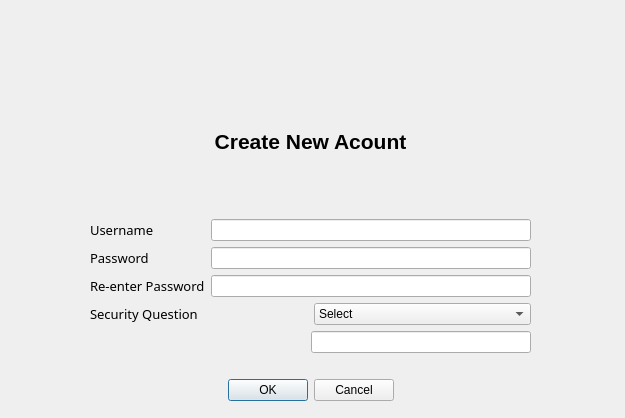
Qt form EZbudget/createnewaccount.ui (IvanInandan/EZBudget) before a commit.
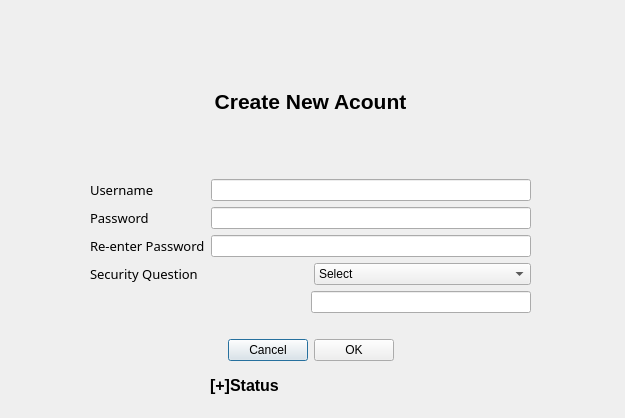
The same form after that commit.

```diff
--- a/EZbudget/createnewaccount.ui
+++ b/EZbudget/createnewaccount.ui
@@ -13,11 +13,11 @@
   <property name="windowTitle">
    <string>Dialog</string>
   </property>
-  <widget class="QWidget" name="">
+  <widget class="QWidget" name="layoutWidget">
    <property name="geometry">
     <rect>
      <x>90</x>
-     <y>70</y>
+     <y>30</y>
      <width>441</width>
      <height>331</height>
     </rect>
@@ -84,14 +84,14 @@
         <item>
          <widget class="QLineEdit" name="lineEdit_3">
           <property name="echoMode">
-           <enum>QLineEdit::PasswordEchoOnEdit</enum>
+           <enum>QLineEdit::Password</enum>
           </property>
          </widget>
         </item>
         <item>
          <widget class="QLineEdit" name="lineEdit_2">
           <property name="echoMode">
-           <enum>QLineEdit::PasswordEchoOnEdit</enum>
+           <enum>QLineEdit::Password</enum>
           </property>
          </widget>
         </item>
@@ -189,11 +189,22 @@
        </spacer>
       </item>
       <item>
-       <widget class="QDialogButtonBox" name="buttonBox">
-        <property name="standardButtons">
-         <set>QDialogButtonBox::Cancel|QDialogButtonBox::Ok</set>
-        </property>
-       </widget>
+       <layout class="QHBoxLayout" name="horizontalLayout_5">
+        <item>
+         <widget class="QPushButton" name="cancelButton">
+          <property name="text">
+           <string>Cancel</string>
+          </property>
+         </widget>
+        </item>
+        <item>
+         <widget class="QPushButton" name="okButton">
+          <property name="text">
+           <string>OK</string>
+          </property>
+         </widget>
+        </item>
+       </layout>
       </item>
       <item>
        <spacer name="horizontalSpacer_3">
@@ -212,6 +223,26 @@
     </item>
    </layout>
   </widget>
+  <widget class="QLabel" name="warningLabel">
+   <property name="geometry">
+    <rect>
+     <x>210</x>
+     <y>370</y>
+     <width>311</width>
+     <height>31</height>
+    </rect>
+   </property>
+   <property name="font">
+    <font>
+     <pointsize>12</pointsize>
+     <weight>75</weight>
+     <bold>true</bold>
+    </font>
+   </property>
+   <property name="text">
+    <string>[+]Status</string>
+   </property>
+  </widget>
  </widget>
  <resources/>
  <connections/>
```
Left out of the diff: 6 changed lines with no effect on the pictures.
